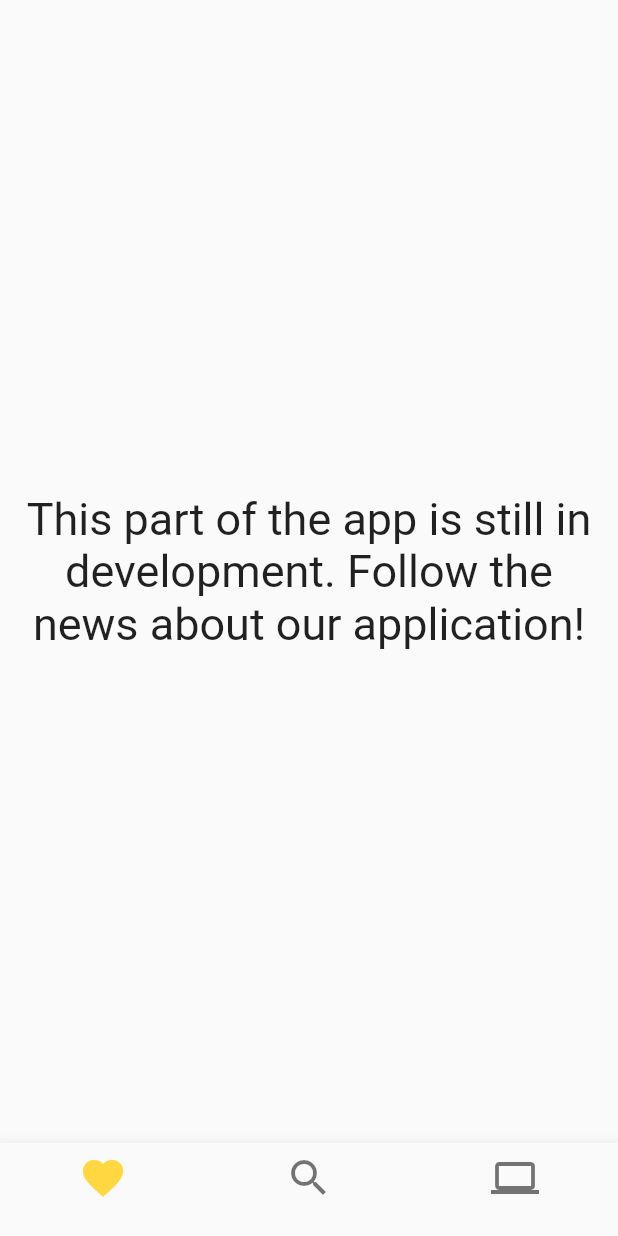
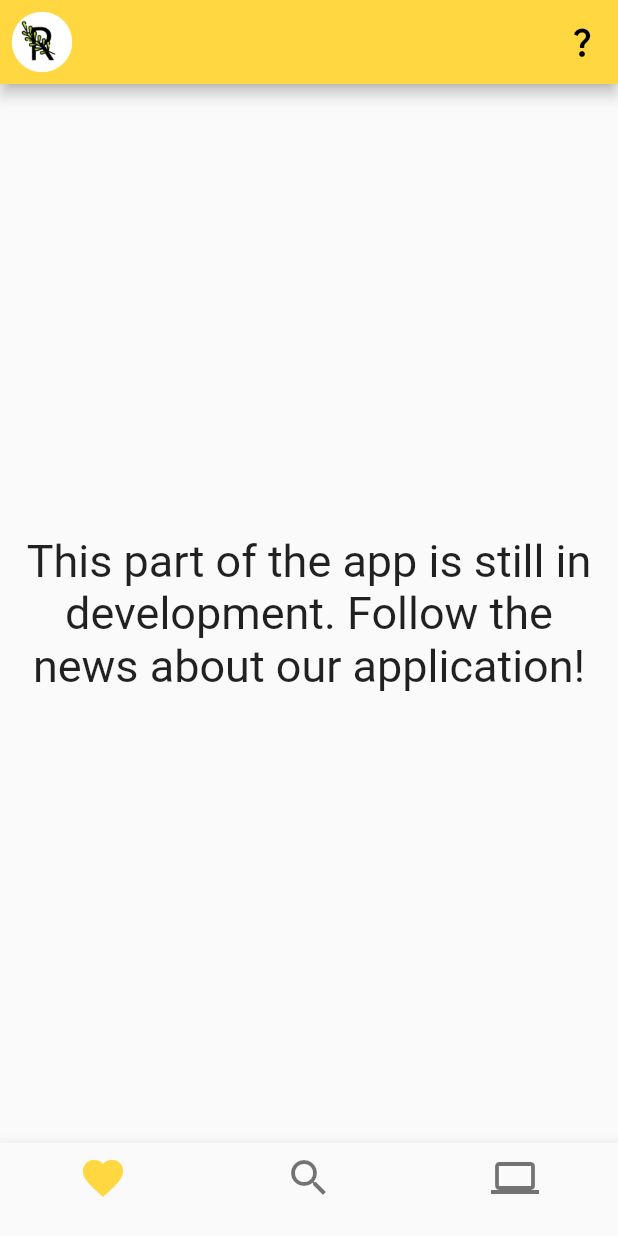
Before and after one commit to bl1nkker/rosemarin-recipe-app, a Flutter app: the screen it shows after launch, after a tap on "Пропустить", on a phone screen of 412 x 824 dp. Run offline on Flutter 3.47's test engine with Material 2 defaults, Android fonts, the light colour scheme and no system bars; our stand-ins replace dio, shared_preferences, sliding_up_panel, smooth_page_indicator; network calls fail.

Commit message:
feat: added appbar _ helper button

```diff
--- a/lib/screens/home_screen.dart
+++ b/lib/screens/home_screen.dart
@@ -31,7 +31,7 @@ class Home extends StatefulWidget {
 
 class _HomeState extends State<Home> {
   static List<Widget> pages = <Widget>[
-    SavedRecipesScreen(),
+    const SavedRecipesScreen(),
     const RecipeScreen(),
     const MLScreen()
   ];
@@ -45,6 +45,30 @@ class _HomeState extends State<Home> {
         child,
       ) {
         return Scaffold(
+          appBar: AppBar(
+            // title: const Text('Rosemarin'),
+            backgroundColor: ColorStyles.accentColor,
+            leading: const Padding(
+              padding: EdgeInsets.all(8.0),
+              child: Image(
+                image: AssetImage(
+                  'assets/icon/icon.png',
+                ),
+              ),
+            ),
+
+            actions: <Widget>[
+              IconButton(
+                icon: const Icon(
+                  Icons.question_mark_sharp,
+                  color: ColorStyles.secondaryColor,
+                ),
+                onPressed: () {
+                  appStateManager.repeatOnboarding();
+                },
+              ),
+            ],
+          ),
           body: Padding(
             padding: const EdgeInsets.symmetric(horizontal: 10, vertical: 5),
             child: SafeArea(
--- a/lib/state/app_state_manager.dart
+++ b/lib/state/app_state_manager.dart
@@ -48,6 +48,12 @@ class AppStateManager extends ChangeNotifier {
     notifyListeners();
   }
 
+  void repeatOnboarding() async {
+    _onboardingComplete = false;
+    // await _appCache.repeatOnboarding();
+    notifyListeners();
+  }
+
   void goToTab(index) {
     _selectedTab = index;
     notifyListeners();
```
